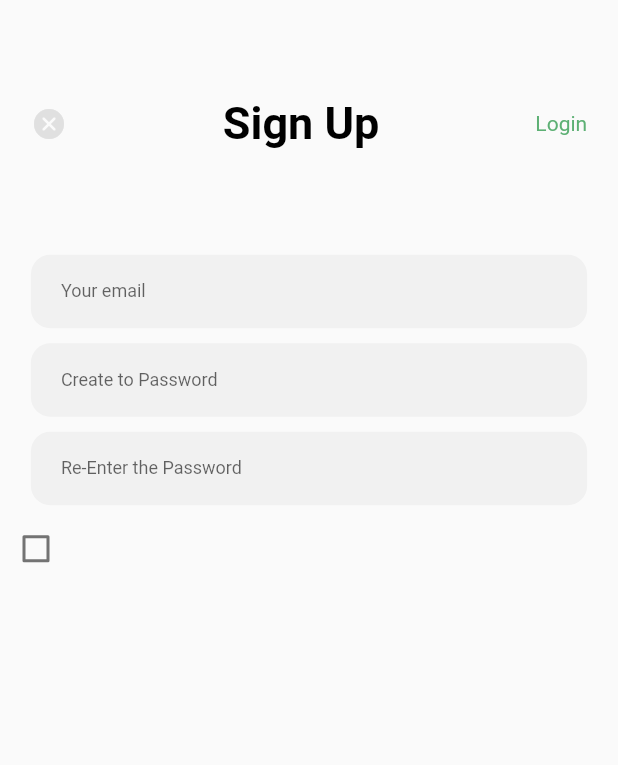
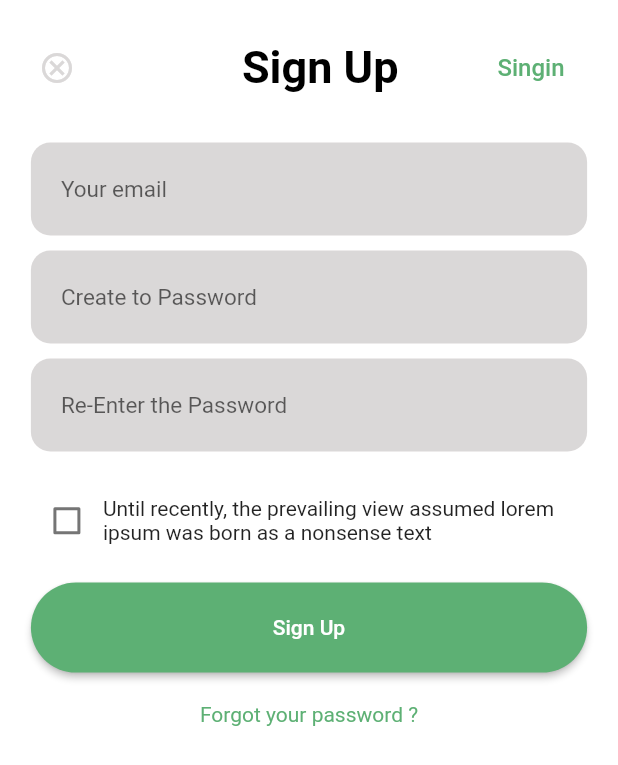
Before and after one commit to NVDuan/CommunityApp, a Flutter app: the screen it shows after launch, on a phone screen of 412 x 824 dp. Shown: the top 765 px of the screen. Run offline on Flutter 3.47's test engine with Material 2 defaults, Android fonts, the phone set to English and light mode, and no system bars.

Commit message:
second commit

```diff
--- /dev/null
+++ b/lib/screens/LogIn/login_screen.dart
@@ -0,0 +1,33 @@
+import 'package:community_app/screens/SignUp/components/body.dart';
+import 'package:flutter/material.dart';
+import '../../src/config/constant.dart';
+import '../components/appbar_header.dart';
+
+class LoginScreen extends StatelessWidget {
+  const LoginScreen({super.key});
+
+  @override
+  Widget build(BuildContext context) {
+    Size size = MediaQuery.of(context).size;
+    return Scaffold(
+      appBar: AppBar(
+        toolbarHeight: 90,
+        elevation: 0.0,
+        backgroundColor: kLightColor,
+        centerTitle: true,
+        title: AppBarHeader(
+          ic: Icon(
+            Icons.cancel_outlined,
+            color: kGreycolor,
+          ),
+          textLeft: 'Hello bà già',
+          textmid: 'Sign Up',
+          textright: TextButton(onPressed: null, child: Text('')),
+          isVisiable: false,
+          isCheckedIcon: true,
+        ),
+      ),
+      body: Body(),
+    );
+  }
+}
--- a/lib/screens/SignUp/components/body.dart
+++ b/lib/screens/SignUp/components/body.dart
@@ -1,5 +1,6 @@
-import 'package:community_app/constant.dart';
+import 'package:community_app/src/config/constant.dart';
 import 'package:flutter/material.dart';
+import '../../components/round_button.dart';
 import 'round_input_field.dart';
 import 'round_password_field.dart';
 
@@ -13,29 +14,19 @@ class Body extends StatefulWidget {
 }
 
 class _BodyState extends State<Body> {
+  bool? isChecked = false;
   @override
   Widget build(BuildContext context) {
-    final bool _isChecked = false;
     Size size = MediaQuery.of(context).size;
     return Container(
+      color: kLightColor,
       width: double.infinity,
       height: size.height,
       child: Column(
         children: [
-          Container(
-            width: size.width * 0.9,
-            height: size.height * 0.2,
-            child: Row(
-              mainAxisAlignment: MainAxisAlignment.spaceBetween,
-              children: [
-                Icon(Icons.cancel_rounded, color: Colors.grey.shade300,),
-                Text('Sign Up',style: TextStyle(fontSize: 30, fontWeight: FontWeight.w600, color: kBlackColor)),
-                Text('Login', style: TextStyle(color: kPrimaryColor),),
-            ]),
-          ),
           RoundedInputField(
             hintText: 'Your email',
-            onChanged: (value) {} ,
+            onChanged: (value) {},
           ),
           RoundedPasswordField(
             hintText: 'Create to Password',
@@ -47,18 +38,77 @@ class _BodyState extends State<Body> {
             textShow: true,
             onChanged: (value) {},
           ),
-          Row(
-            mainAxisAlignment: MainAxisAlignment.start,
-            children: [
-              Checkbox(value: _isChecked, onChanged: (value){
-                setState(() {
-                  _isChecked ? Icon(Icons.cancel_presentation) : Icon(Icons.pause_presentation);
-                });
-              })
-            ],
-          )
+          Container(
+            width: size.width * 0.9,
+            height: size.height * 0.1,
+            child: Row(
+              mainAxisAlignment: MainAxisAlignment.start,
+              children: [
+                Container(
+                  child: Checkbox(
+                    value: isChecked,
+                    activeColor: kPrimaryColor,
+                    onChanged: (newCheck) {
+                      setState(() {
+                        isChecked = newCheck;
+                      });
+                    },
+                  ),
+                ),
+                Expanded(
+                  child: Text(
+                    'Until recently, the prevailing view assumed lorem ipsum was born as a nonsense text',
+                    style: TextStyle(),
+                    softWrap: true,
+                  ),
+                )
+              ],
+            ),
+          ),
+          RoundedButton(
+            text: 'Sign Up',
+            press: () {},
+          ),
+          SizedBox(
+            height: 20,
+          ),
+          GestureDetector(
+            onTap: () {},
+            child: Text(
+              'Forgot your password ?',
+              style: TextStyle(color: kPrimaryColor),
+            ),
+          ),
         ],
       ),
     );
   }
 }
+
+class Header extends StatelessWidget {
+  const Header({
+    super.key,
+  });
+
+  @override
+  Widget build(BuildContext context) {
+    Size size = MediaQuery.of(context).size;
+    return Container(
+      width: size.width * 0.9,
+      height: size.height * 0.25,
+      child: Row(mainAxisAlignment: MainAxisAlignment.spaceBetween, children: [
+        Icon(
+          Icons.cancel_rounded,
+          color: Colors.grey.shade300,
+        ),
+        Text('Sign Up',
+            style: TextStyle(
+                fontSize: 35, fontWeight: FontWeight.w600, color: kBlackColor)),
+        Text(
+          'Login',
+          style: TextStyle(color: kPrimaryColor, fontSize: 17),
+        ),
+      ]),
+    );
+  }
+}
--- a/lib/screens/SignUp/components/round_input_field.dart
+++ b/lib/screens/SignUp/components/round_input_field.dart
@@ -1,27 +1,28 @@
 import 'package:flutter/material.dart';
 
-import '../../../constant.dart';
+import '../../../src/config/constant.dart';
 import 'text_filed_container.dart';
 
 class RoundedInputField extends StatelessWidget {
   final String hintText;
   final ValueChanged<String> onChanged;
   const RoundedInputField({
-    super.key, required this.hintText, required this.onChanged,
+    super.key,
+    required this.hintText,
+    required this.onChanged,
   });
 
   @override
   Widget build(BuildContext context) {
     return TextFieldContainer(
       child: Container(
-
         child: TextField(
-          style: TextStyle(fontSize: 12,fontWeight: FontWeight.w400, color: kBlackColor),
+          style: TextStyle(
+              fontSize: 15, fontWeight: FontWeight.w400, color: kBlackColor),
           onChanged: onChanged,
-          decoration: InputDecoration(
-          hintText: hintText,
-          border: InputBorder.none
-        ),),
+          decoration:
+              InputDecoration(hintText: hintText, border: InputBorder.none),
+        ),
       ),
     );
   }
--- a/lib/screens/SignUp/components/round_password_field.dart
+++ b/lib/screens/SignUp/components/round_password_field.dart
@@ -1,4 +1,4 @@
-import 'package:community_app/constant.dart';
+import 'package:community_app/src/config/constant.dart';
 import 'package:flutter/material.dart';
 
 import 'text_filed_container.dart';
@@ -6,24 +6,28 @@ import 'text_filed_container.dart';
 class RoundedPasswordField extends StatelessWidget {
   final ValueChanged<String> onChanged;
   final String hintText;
-  final bool  textShow;
+  final bool textShow;
   const RoundedPasswordField({
-    super.key, required this.onChanged, required this.hintText, required this.textShow,
+    super.key,
+    required this.onChanged,
+    required this.hintText,
+    required this.textShow,
   });
 
   @override
   Widget build(BuildContext context) {
     return TextFieldContainer(
-      child: TextField(
-        style: TextStyle(fontSize: 12,fontWeight: FontWeight.w400, color: kBlackColor),
-        obscureText: true,
-        onChanged: onChanged,
+        child: TextField(
+      style: TextStyle(
+          fontSize: 15, fontWeight: FontWeight.w400, color: kBlackColor),
+      obscureText: true,
+      onChanged: onChanged,
       decoration: InputDecoration(
         hintText: hintText,
-        suffixText: textShow ? 'Show' : '' ,
+        suffixText: textShow ? 'Show' : '',
+        suffixStyle: TextStyle(color: kPrimaryColor),
         border: InputBorder.none,
       ),
-
     ));
   }
 }
--- a/lib/screens/SignUp/components/text_filed_container.dart
+++ b/lib/screens/SignUp/components/text_filed_container.dart
@@ -1,11 +1,12 @@
 import 'package:flutter/material.dart';
 
-import '../../../constant.dart';
+import '../../../src/config/constant.dart';
 
 class TextFieldContainer extends StatelessWidget {
   final Widget child;
   const TextFieldContainer({
-    super.key, required this.child,
+    super.key,
+    required this.child,
   });
 
   @override
@@ -13,7 +14,7 @@ class TextFieldContainer extends StatelessWidget {
     Size size = MediaQuery.of(context).size;
     return Container(
       margin: EdgeInsets.symmetric(vertical: 5),
-      padding: EdgeInsets.symmetric(horizontal: 20, vertical: 0.5),
+      padding: EdgeInsets.symmetric(horizontal: 20, vertical: 7),
       width: size.width * 0.9,
       decoration: BoxDecoration(
         color: kGreycolor,
--- a/lib/screens/SignUp/signup_screen.dart
+++ b/lib/screens/SignUp/signup_screen.dart
@@ -1,5 +1,8 @@
+import 'package:community_app/src/config/app_text.dart';
+import 'package:community_app/src/config/constant.dart';
 import 'package:flutter/material.dart';
-
+import '../LogIn/login_screen.dart';
+import '../components/appbar_header.dart';
 import 'components/body.dart';
 
 class SignUp extends StatelessWidget {
@@ -9,6 +12,35 @@ class SignUp extends StatelessWidget {
   Widget build(BuildContext context) {
     Size size = MediaQuery.of(context).size;
     return Scaffold(
+      appBar: AppBar(
+        toolbarHeight: 90,
+        elevation: 0.0,
+        backgroundColor: kLightColor,
+        centerTitle: true,
+        title: AppBarHeader(
+          ic: Icon(
+            Icons.cancel_outlined,
+            color: kGreycolor,
+          ),
+          textLeft: 'Hello bà già',
+          textmid: 'Sign Up',
+          textright: TextButton(
+              onPressed: () {
+                // pushReplacement
+                Navigator.pushReplacement(
+                  context,
+                  MaterialPageRoute(builder: (context) => LoginScreen()),
+                );
+                print('ok');
+              },
+              child: Text(
+                'Singin',
+                style: AppTextStyle.h2,
+              )),
+          isVisiable: true,
+          isCheckedIcon: false,
+        ),
+      ),
       body: Body(),
     );
   }
--- /dev/null
+++ b/lib/screens/components/appbar_header.dart
@@ -0,0 +1,97 @@
+import 'package:community_app/src/config/constant.dart';
+import 'package:flutter/material.dart';
+
+import '../../src/config/app_text.dart';
+
+class AppBarHeader extends StatelessWidget {
+  final String textmid, textLeft;
+  final Icon ic;
+  final TextButton textright;
+  final bool isVisiable, isCheckedIcon;
+  const AppBarHeader({
+    super.key,
+    required this.textmid,
+    required this.textright,
+    required this.textLeft,
+    required this.ic,
+    required this.isVisiable,
+    required this.isCheckedIcon,
+  });
+
+  @override
+  Widget build(BuildContext context) {
+    return Row(
+      mainAxisAlignment: MainAxisAlignment.spaceBetween,
+      children: [
+        Padding(
+          padding: const EdgeInsets.symmetric(horizontal: 10),
+          child: textIcon(
+            icon: ic,
+            isVisiable: isVisiable,
+            isCheckedIcon: isCheckedIcon,
+            tl: textLeft,
+          ),
+        ),
+        Expanded(
+          child: Padding(
+            padding: const EdgeInsets.only(left: 55),
+            child: Center(
+              child: Text(
+                textmid,
+                style: AppTextStyle.h1.copyWith(
+                  color: kBlackColor,
+                ),
+              ),
+            ),
+          ),
+        ),
+        Align(
+          alignment: Alignment.centerRight,
+          child: Padding(
+            padding: const EdgeInsets.symmetric(horizontal: 10),
+            child: textright,
+          ),
+        ),
+      ],
+    );
+  }
+}
+
+class textIcon extends StatelessWidget {
+  final bool isCheckedIcon, isVisiable;
+  final Icon icon;
+  final String tl;
+  const textIcon({
+    super.key,
+    required this.isCheckedIcon,
+    required this.isVisiable,
+    required this.icon,
+    required this.tl,
+  });
+
+  @override
+  Widget build(BuildContext context) {
+    //return icon;
+    // if (isVisiable) {
+    //   if (isChecked)
+    //     return Text(
+    //       tl,
+    //       style: AppTextStyle.h2,
+    //     );
+    //   else
+    //     return icon;
+    // }
+
+    while (isVisiable) {
+      if (isCheckedIcon)
+        return Text(
+          tl,
+          style: AppTextStyle.h2,
+        );
+      else
+        return icon;
+      //break;
+    }
+    return Container();
+  }
+}
--- /dev/null
+++ b/lib/screens/components/round_button.dart
@@ -0,0 +1,38 @@
+import 'package:flutter/material.dart';
+
+import '../../src/config/constant.dart';
+
+class RoundedButton extends StatelessWidget {
+  final String text;
+  final Function press;
+  final Color color, textColor;
+
+  const RoundedButton({
+    super.key,
+    required this.press,
+    this.color = Colors.white,
+    this.textColor = kPrimaryColor,
+    required this.text,
+  });
+
+  @override
+  Widget build(BuildContext context) {
+    Size size = MediaQuery.of(context).size;
+    return Container(
+      width: size.width * 0.9,
+      child: ElevatedButton(
+          style: ElevatedButton.styleFrom(
+            padding: EdgeInsets.symmetric(vertical: 22, horizontal: 40),
+            backgroundColor: kPrimaryColor,
+            shape: RoundedRectangleBorder(
+              borderRadius: BorderRadius.circular(30.0),
+            ),
+          ),
+          onPressed: () => press(),
+          child: Text(
+            text,
+            style: TextStyle(color: color),
+          )),
+    );
+  }
+}
--- a/lib/src/config/app_color.dart
+++ /dev/null
@@ -1,8 +0,0 @@
-import 'package:flutter/material.dart';
-
-class AppColors{
-  static final primarycolor = Color.fromARGB(255, 93, 176, 116);
-  static final colorh1 = Colors.black;
-  static final colorh2 = Colors.grey.shade400;
-
-}
--- a/lib/src/config/app_text.dart
+++ b/lib/src/config/app_text.dart
@@ -1,25 +1,27 @@
+import 'package:community_app/src/config/constant.dart';
 import 'package:flutter/material.dart';
 
 const textinputDecoration = InputDecoration(
     labelStyle: TextStyle(
-      color: Color(0xF0F0F0),
+      color: Color.fromARGB(0, 170, 140, 140),
     ),
     focusedBorder: OutlineInputBorder(
         borderSide: BorderSide(color: Color(0xF0F0F0), width: 2)));
 
-class AppTextStyle{
+class AppTextStyle {
   static const h1 = TextStyle(
     fontWeight: FontWeight.w600,
     fontSize: 30,
-    color: Colors.black
+    color: Colors.black,
   );
   static const h2 = TextStyle(
     fontWeight: FontWeight.w500,
     fontSize: 16,
+    color: kPrimaryColor,
   );
   static const h3 = TextStyle(
     fontWeight: FontWeight.w400,
     fontSize: 14,
-    color: Color.fromARGB(255, 93, 176, 116),
+    color: kPrimaryColor,
   );
 }
--- a/lib/constant.dart
+++ b/lib/src/config/constant.dart
@@ -1,6 +1,6 @@
 import 'package:flutter/material.dart';
 
 const kPrimaryColor = Color.fromARGB(255, 93, 176, 116);
-const kGreycolor = Color.fromARGB(240, 240, 240, 240);
+const kGreycolor = Color.fromARGB(239, 216, 213, 213);
 const kLightColor = Colors.white;
 const kBlackColor = Colors.black;
--- a/pubspec.yaml
+++ b/pubspec.yaml
@@ -19,7 +19,7 @@ publish_to: 'none' # Remove this line if you wish to publish to pub.dev
 version: 1.0.0+1
 
 environment:
-  sdk: '>=3.0.3 <4.0.0'
+  sdk: '>=3.0.2 <4.0.0'
 
 # Dependencies specify other packages that your package needs in order to work.
 # To automatically upgrade your package dependencies to the latest versions
```
Also changed, not shown: pubspec.lock.
